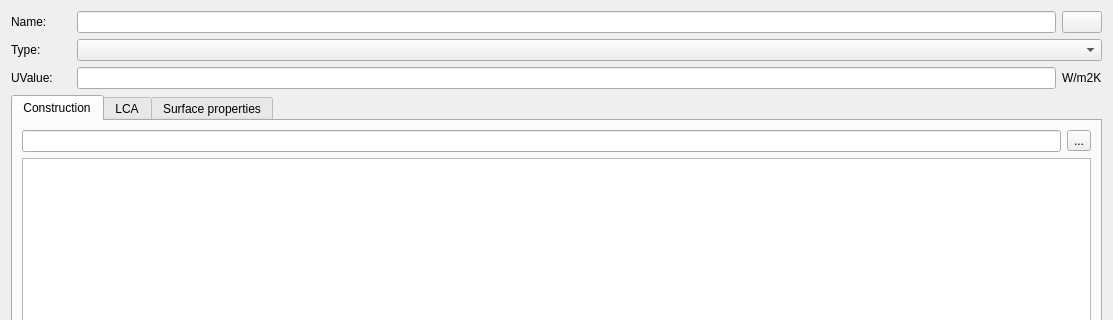
The window that SIM-VICUS/src/SVDBComponentEditWidget.ui (ghorwin/SIM-VICUS) describes before a commit, drawn with Qt 5; both pictures show x 0 to 1113 and y 0 to 320 of the 1113 by 955 pixel window.
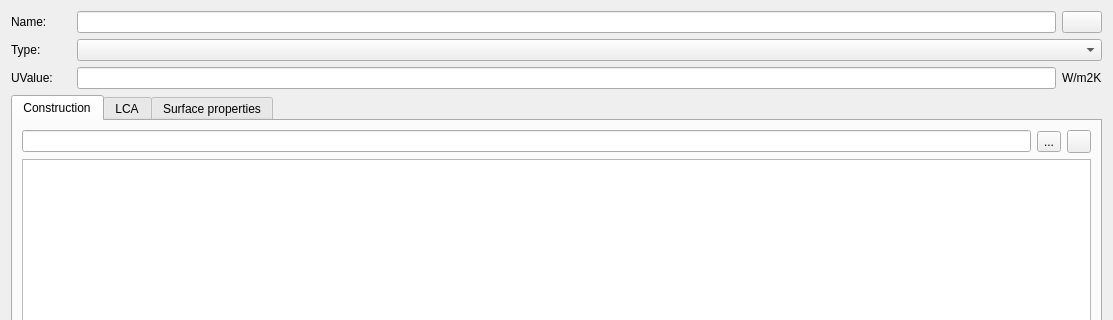
The same window after the commit. Icons and pictures are not drawn. Custom widgets are drawn as their Qt base class.

Commit message: edit component (delete construction)

What changed in the file:
```diff
--- a/SIM-VICUS/src/SVDBComponentEditWidget.ui
+++ b/SIM-VICUS/src/SVDBComponentEditWidget.ui
@@ -95,25 +95,29 @@
        <string>Construction</string>
       </attribute>
       <layout class="QGridLayout" name="gridLayout">
-       <item row="0" column="0" colspan="3">
-        <layout class="QHBoxLayout" name="horizontalLayout_5">
-         <item>
+       <item row="0" column="0">
           <widget class="QLineEdit" name="lineEditConstructionName">
            <property name="readOnly">
             <bool>true</bool>
            </property>
           </widget>
          </item>
-         <item>
+       <item row="0" column="1">
           <widget class="QToolButton" name="toolButtonSelectConstruction">
            <property name="text">
             <string>...</string>
            </property>
           </widget>
          </item>
-        </layout>
+       <item row="0" column="2">
+        <widget class="QToolButton" name="toolButtonRemoveConstruction">
+         <property name="icon">
+          <iconset resource="../resources/SIM-VICUS.qrc">
+           <normaloff>:/gfx/actions/24x24/minus.png</normaloff>:/gfx/actions/24x24/minus.png</iconset>
+         </property>
+        </widget>
        </item>
-       <item row="2" column="0" colspan="3">
+       <item row="1" column="0" colspan="3">
         <widget class="QGraphicsView" name="graphicsViewConstruction"/>
        </item>
       </layout>
@@ -247,11 +251,6 @@
   </layout>
  </widget>
  <customwidgets>
-  <customwidget>
-   <class>QtExt::ValidatingLineEdit</class>
-   <extends>QLineEdit</extends>
-   <header location="global">QtExt_ValidatingLineEdit.h</header>
-  </customwidget>
   <customwidget>
    <class>QtExt::ColorButton</class>
    <extends>QPushButton</extends>
@@ -261,6 +260,12 @@
    <class>QtExt::LanguageStringEditWidget1</class>
    <extends>QLineEdit</extends>
    <header location="global">QtExt_LanguageStringEditWidget1.h</header>
+   <container>1</container>
+  </customwidget>
+  <customwidget>
+   <class>QtExt::ValidatingLineEdit</class>
+   <extends>QLineEdit</extends>
+   <header location="global">QtExt_ValidatingLineEdit.h</header>
   </customwidget>
  </customwidgets>
  <resources/>
```
Left out of the diff: 4 changed lines with no effect on the pictures. Lines whose indentation alone changed are shown as unchanged. The commit also changes 2 other files.
